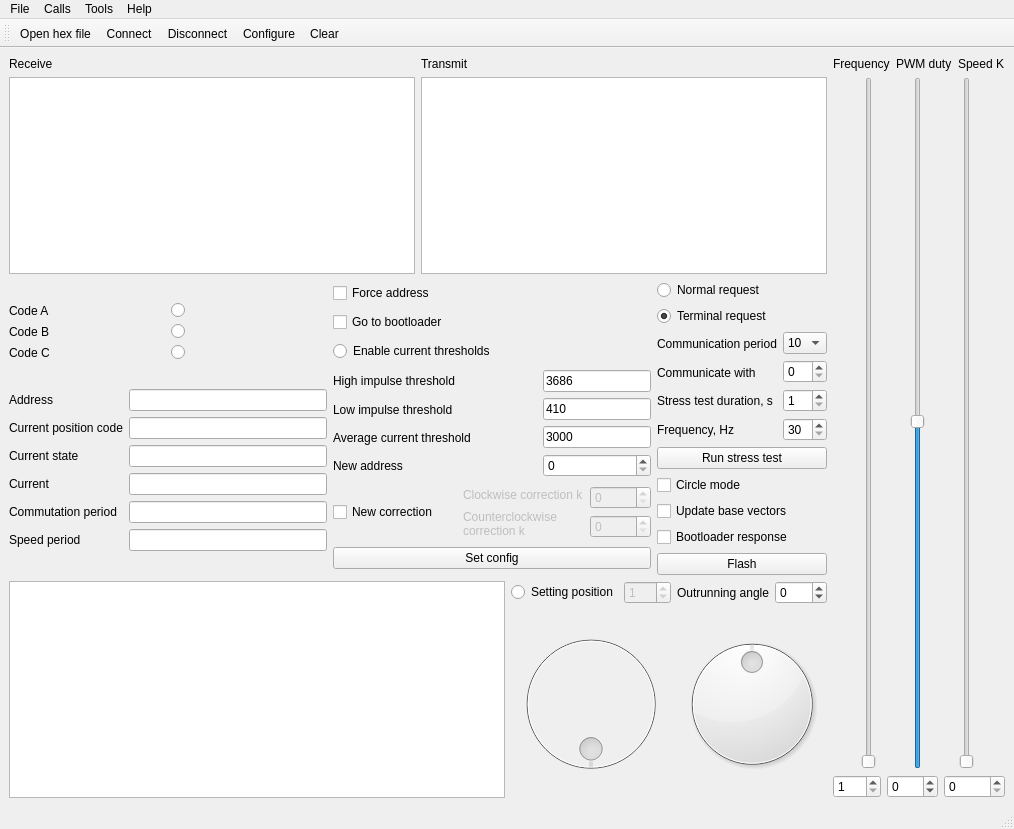
Before: the Qt Designer form mainwindow.ui in RunoVj/Terminal, drawn with Qt 5.
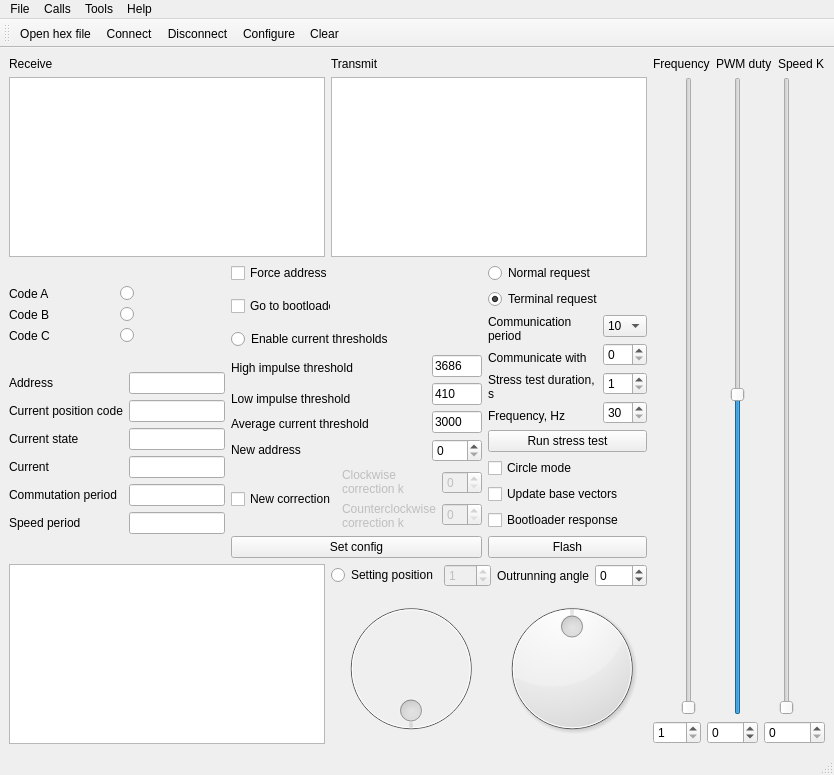
After: the same form once the commit is applied. Icons and pictures are not drawn.

```diff
--- a/mainwindow.ui
+++ b/mainwindow.ui
@@ -6,8 +6,8 @@
    <rect>
     <x>0</x>
     <y>0</y>
-    <width>1014</width>
-    <height>829</height>
+    <width>834</width>
+    <height>775</height>
    </rect>
   </property>
   <property name="windowTitle">
@@ -282,6 +282,12 @@
            <layout class="QVBoxLayout" name="verticalLayout_16">
             <item>
              <widget class="QCheckBox" name="checkBoxForceSettingAddress">
+              <property name="maximumSize">
+               <size>
+                <width>100</width>
+                <height>16777215</height>
+               </size>
+              </property>
               <property name="toolTip">
                <string/>
               </property>
@@ -292,6 +298,12 @@
             </item>
             <item>
              <widget class="QCheckBox" name="checkBoxUpdateFirmware">
+              <property name="maximumSize">
+               <size>
+                <width>100</width>
+                <height>100</height>
+               </size>
+              </property>
               <property name="text">
                <string>Go to bootloader</string>
               </property>
@@ -299,6 +311,18 @@
             </item>
             <item>
              <widget class="QRadioButton" name="radioButtonEnableCurrentThresholds">
+              <property name="sizePolicy">
+               <sizepolicy hsizetype="Preferred" vsizetype="Fixed">
+                <horstretch>0</horstretch>
+                <verstretch>0</verstretch>
+               </sizepolicy>
+              </property>
+              <property name="maximumSize">
+               <size>
+                <width>16777215</width>
+                <height>16777215</height>
+               </size>
+              </property>
               <property name="text">
                <string>Enable current thresholds</string>
               </property>
@@ -317,7 +341,7 @@
                    <string>High impulse threshold</string>
                   </property>
                   <property name="wordWrap">
-                   <bool>true</bool>
+                   <bool>false</bool>
                   </property>
                  </widget>
                 </item>
@@ -333,11 +357,17 @@
                 </item>
                 <item>
                  <widget class="QLabel" name="label_10">
+                  <property name="sizePolicy">
+                   <sizepolicy hsizetype="Maximum" vsizetype="Maximum">
+                    <horstretch>0</horstretch>
+                    <verstretch>0</verstretch>
+                   </sizepolicy>
+                  </property>
                   <property name="text">
                    <string>Average current threshold</string>
                   </property>
                   <property name="wordWrap">
-                   <bool>true</bool>
+                   <bool>false</bool>
                   </property>
                  </widget>
                 </item>
@@ -353,23 +383,16 @@
                 </item>
                </layout>
               </item>
-              <item>
-               <spacer name="horizontalSpacer_4">
-                <property name="orientation">
-                 <enum>Qt::Horizontal</enum>
-                </property>
-                <property name="sizeHint" stdset="0">
-                 <size>
-                  <width>40</width>
-                  <height>20</height>
-                 </size>
-                </property>
-               </spacer>
-              </item>
               <item>
                <layout class="QVBoxLayout" name="verticalLayout_8">
                 <item>
                  <widget class="QLineEdit" name="lineEditCurrentHighThreshold">
+                  <property name="maximumSize">
+                   <size>
+                    <width>50</width>
+                    <height>16777215</height>
+                   </size>
+                  </property>
                   <property name="text">
                    <string>3686</string>
                   </property>
@@ -377,6 +400,12 @@
                 </item>
                 <item>
                  <widget class="QLineEdit" name="lineEditCurrentLowThreshold">
+                  <property name="maximumSize">
+                   <size>
+                    <width>50</width>
+                    <height>100</height>
+                   </size>
+                  </property>
                   <property name="text">
                    <string>410</string>
                   </property>
@@ -384,6 +413,18 @@
                 </item>
                 <item>
                  <widget class="QLineEdit" name="lineEditCurrentAverageThreshold">
+                  <property name="sizePolicy">
+                   <sizepolicy hsizetype="Minimum" vsizetype="Minimum">
+                    <horstretch>0</horstretch>
+                    <verstretch>0</verstretch>
+                   </sizepolicy>
+                  </property>
+                  <property name="maximumSize">
+                   <size>
+                    <width>50</width>
+                    <height>16777215</height>
+                   </size>
+                  </property>
                   <property name="text">
                    <string>3000</string>
                   </property>
@@ -391,6 +432,12 @@
                 </item>
                 <item>
                  <widget class="QSpinBox" name="spinBoxSetAddress">
+                  <property name="maximumSize">
+                   <size>
+                    <width>50</width>
+                    <height>16777215</height>
+                   </size>
+                  </property>
                   <property name="maximum">
                    <number>8</number>
                   </property>
@@ -404,6 +451,18 @@
              <layout class="QHBoxLayout" name="horizontalLayout_10">
               <item>
                <widget class="QCheckBox" name="checkBoxUpdateCorrection">
+                <property name="sizePolicy">
+                 <sizepolicy hsizetype="Minimum" vsizetype="Fixed">
+                  <horstretch>0</horstretch>
+                  <verstretch>0</verstretch>
+                 </sizepolicy>
+                </property>
+                <property name="maximumSize">
+                 <size>
+                  <width>16000</width>
+                  <height>16000</height>
+                 </size>
+                </property>
                 <property name="text">
                  <string>New correction</string>
                 </property>
@@ -420,6 +479,12 @@
                       <property name="enabled">
                        <bool>false</bool>
                       </property>
+                      <property name="maximumSize">
+                       <size>
+                        <width>100</width>
+                        <height>16777215</height>
+                       </size>
+                      </property>
                       <property name="text">
                        <string>Clockwise correction k</string>
                       </property>
@@ -465,6 +530,12 @@
                         <verstretch>0</verstretch>
                        </sizepolicy>
                       </property>
+                      <property name="maximumSize">
+                       <size>
+                        <width>40</width>
+                        <height>16777215</height>
+                       </size>
+                      </property>
                       <property name="maximum">
                        <number>65565</number>
                       </property>
@@ -475,6 +546,12 @@
                       <property name="enabled">
                        <bool>false</bool>
                       </property>
+                      <property name="maximumSize">
+                       <size>
+                        <width>40</width>
+                        <height>16777215</height>
+                       </size>
+                      </property>
                       <property name="maximum">
                        <number>10000</number>
                       </property>
@@ -490,6 +567,12 @@
             </item>
             <item>
              <widget class="QPushButton" name="pushButtonSetConfig">
+              <property name="sizePolicy">
+               <sizepolicy hsizetype="Minimum" vsizetype="Fixed">
+                <horstretch>0</horstretch>
+                <verstretch>0</verstretch>
+               </sizepolicy>
+              </property>
               <property name="text">
                <string>Set config</string>
               </property>
@@ -951,8 +1034,8 @@
     <rect>
      <x>0</x>
      <y>0</y>
-     <width>1014</width>
-     <height>22</height>
+     <width>834</width>
+     <height>20</height>
     </rect>
    </property>
    <widget class="QMenu" name="menuCalls">
```
Left out of the diff: 2 changed lines with no effect on the pictures.
